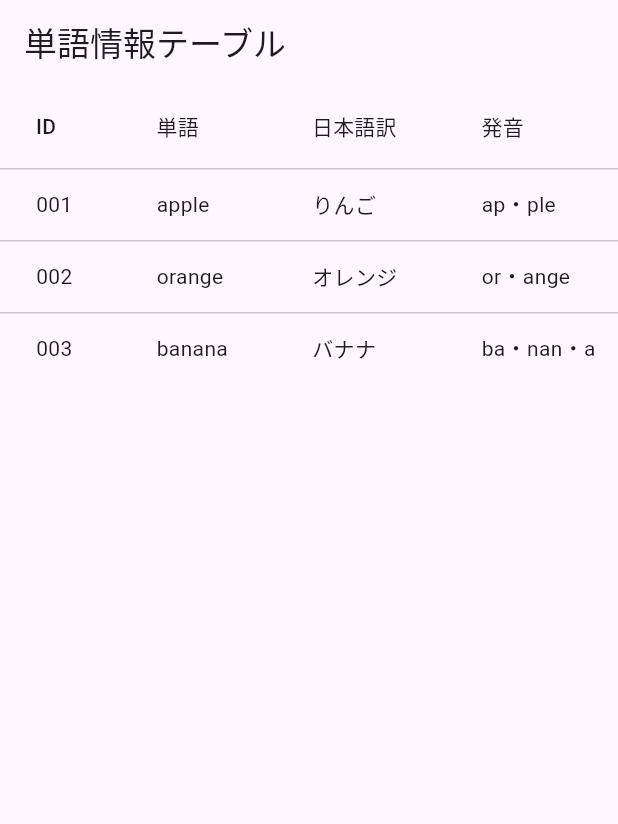
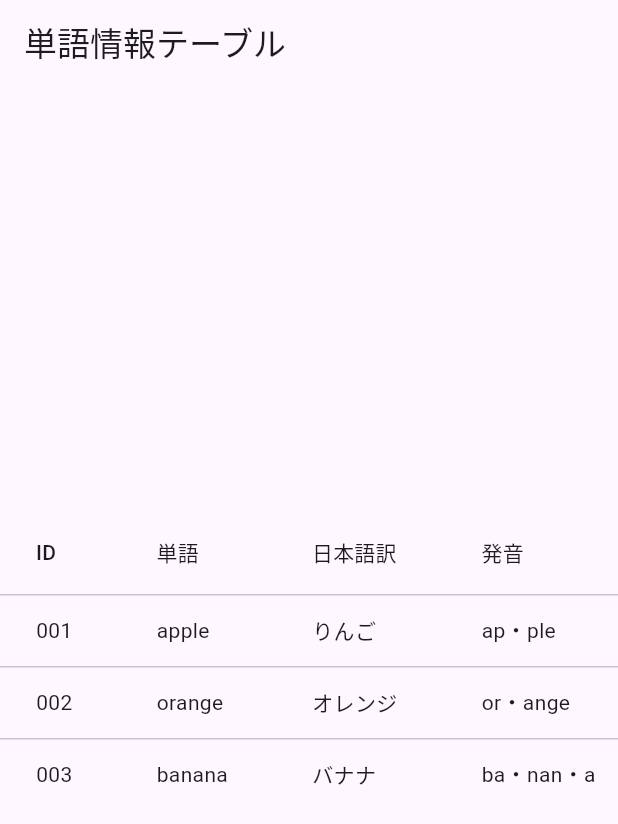
Before and after one commit to IshitaniKatuya/web_management, a Flutter app: the screen it shows after launch, on a phone screen of 412 x 824 dp. Shown: the top 824 px of the screen. Run offline on Flutter 3.47's test engine with Material 3 defaults, Android fonts, the phone set to English and light mode, and no system bars.

Commit message:
Update main.dart
表を画面の中央に配置

```diff
--- a/lib/main.dart
+++ b/lib/main.dart
@@ -1,13 +1,4 @@
 import 'package:flutter/material.dart';
-
-class User {
-  final String id;
-  String name;
-  int age;
-  String hobby;
-
-  User({required this.id, required this.name, required this.age, required this.hobby});
-}
 
 class Word {
   final String id;
@@ -57,10 +48,11 @@ class _WordsTableState extends State<WordsTable> {
 
   @override
   Widget build(BuildContext context) {
-    return Column(
-      children: [
-        SingleChildScrollView(
-          scrollDirection: Axis.horizontal,
+    return Center( // 画面の中央に配置
+      child: SingleChildScrollView(
+        scrollDirection: Axis.horizontal,
+        child: Container(
+          constraints: BoxConstraints(maxWidth: 800), // 最大幅を設定して大きすぎないように調整
           child: DataTable(
             columns: [
               DataColumn(label: Text('ID')),
@@ -95,7 +87,7 @@ class _WordsTableState extends State<WordsTable> {
             }).toList(),
           ),
         ),
-      ],
+      ),
     );
   }
 
```
